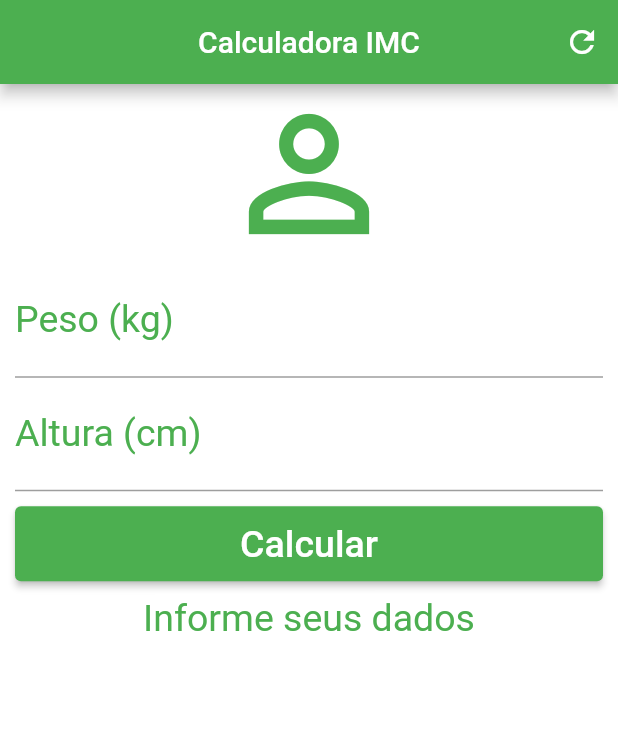
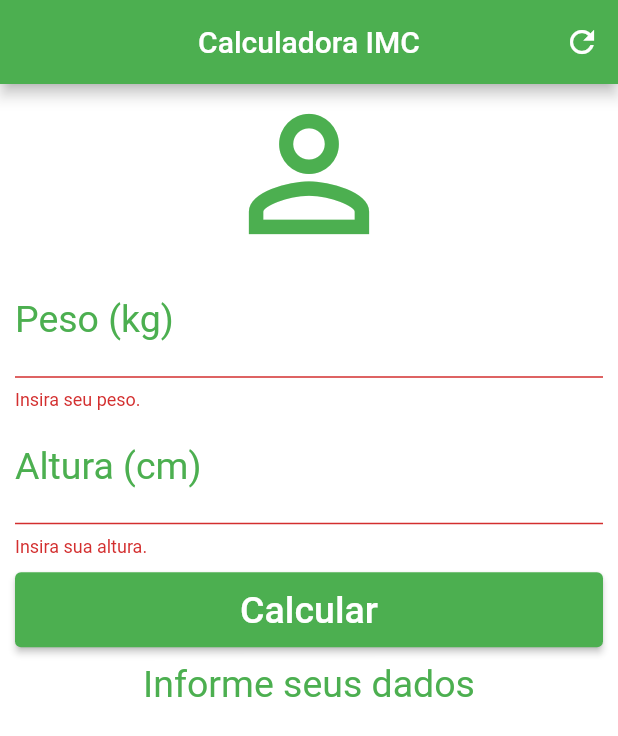
Before and after one commit to 90lucasgabriel/flutter-02-imc, a Flutter app: the screen it shows after launch, after a tap on "Calcular", on a phone screen of 412 x 824 dp. Shown: the top 736 px of the screen. Run offline on Flutter 3.47's test engine with Material 2 defaults, Android fonts, the phone set to English and light mode, and no system bars.

```diff
--- a/lib/main.dart
+++ b/lib/main.dart
@@ -16,6 +16,7 @@ class _HomeState extends State<Home> {
   TextEditingController heightController = TextEditingController();
 
   String _result = "Informe seus dados";
+  GlobalKey<FormState> _formKey = GlobalKey<FormState>();
 
   void _handleResetFields() {
     weightController.text = "";
@@ -23,10 +24,12 @@ class _HomeState extends State<Home> {
 
     setState(() {
       _result = "Informe seus dados";
+      _formKey = GlobalKey<FormState>();
     });
   }
 
   void _calculateImc() {
+    if (_formKey.currentState.validate()) {
       double weight = double.parse(weightController.text);
       double height = double.parse(heightController.text) / 100;
       double response = weight / (height * height);
@@ -34,6 +37,7 @@ class _HomeState extends State<Home> {
       setState(() {
         _result = _checkResultImc(response);
       });
+    }
   }
 
   String _checkResultImc(double imc) {
@@ -75,6 +79,8 @@ class _HomeState extends State<Home> {
       backgroundColor: Colors.white,
       body: SingleChildScrollView(
           padding: EdgeInsets.fromLTRB(10, 0, 10, 0),
+          child: Form(
+            key: _formKey,
             child: Column(
               crossAxisAlignment: CrossAxisAlignment.stretch,
               children: <Widget>[
@@ -83,7 +89,7 @@ class _HomeState extends State<Home> {
                   size: 120,
                   color: Colors.green,
                 ),
-            TextField(
+                TextFormField(
                   keyboardType: TextInputType.number,
                   decoration: InputDecoration(
                     labelText: "Peso (kg)",
@@ -95,8 +101,13 @@ class _HomeState extends State<Home> {
                     fontSize: 25,
                   ),
                   controller: weightController,
+                  validator: (value) {
+                    if (value.isEmpty) {
+                      return "Insira seu peso.";
+                    }
+                  },
                 ),
-            TextField(
+                TextFormField(
                   keyboardType: TextInputType.number,
                   decoration: InputDecoration(
                     labelText: "Altura (cm)",
@@ -108,6 +119,11 @@ class _HomeState extends State<Home> {
                     fontSize: 25,
                   ),
                   controller: heightController,
+                  validator: (value) {
+                    if (value.isEmpty) {
+                      return "Insira sua altura.";
+                    }
+                  },
                 ),
                 Container(
                   margin: EdgeInsets.only(top: 10, bottom: 10),
@@ -140,7 +156,7 @@ class _HomeState extends State<Home> {
                 ),
               ],
             ),
-      ),
+          )),
     );
   }
 }
```
Lines whose indentation alone changed are shown as unchanged.
